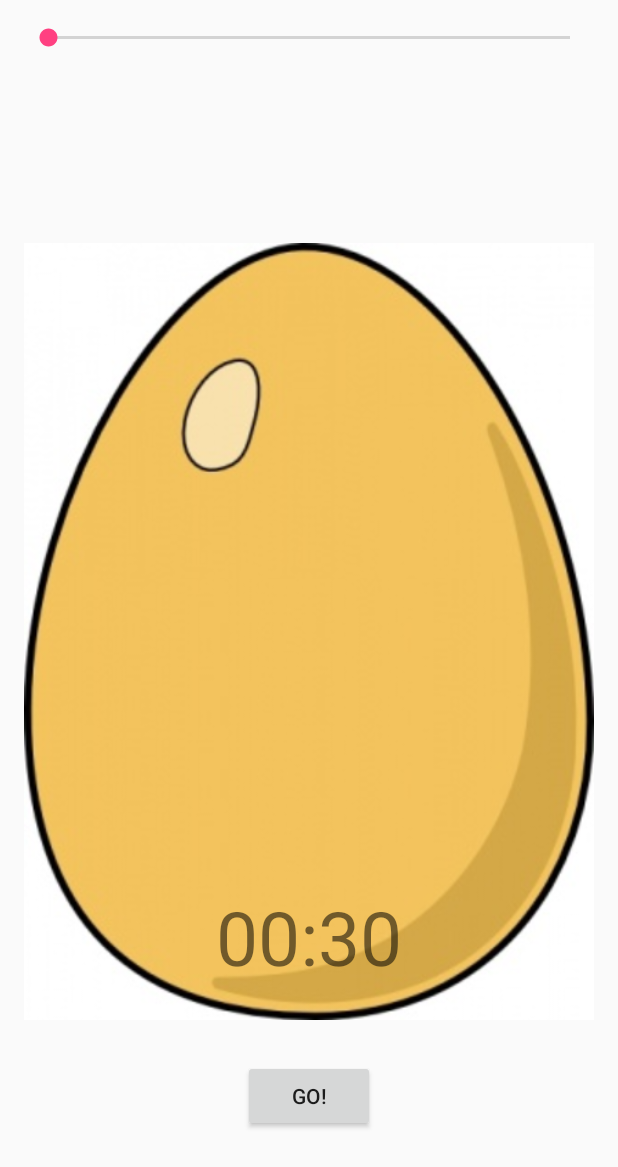
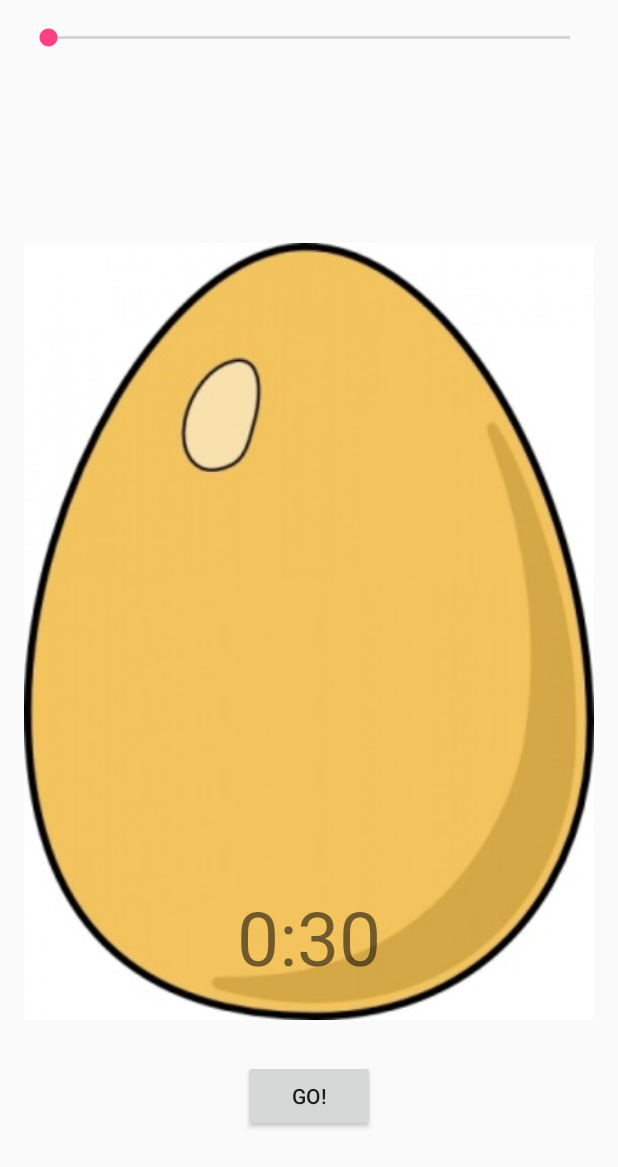
Before and after one commit to gcfunk/AndroidEggTimer, an Android app: the layout activity_main.xml on its own in the app's theme, with its tools: preview values and no code run, on a phone screen of 412 x 824 dp. Shown: the top 1167 px of the screen. Run offline under Robolectric (Android 15) with nearby library versions, the phone set to English and light mode, and no system bars.

Commit message:
Seekbar makes time change

```diff
--- a/app/src/main/res/layout/activity_main.xml
+++ b/app/src/main/res/layout/activity_main.xml
@@ -25,7 +25,7 @@
     <TextView
         android:layout_width="wrap_content"
         android:layout_height="wrap_content"
-        android:text="00:30"
+        android:text="0:30"
         android:id="@+id/timerTextView"
         android:layout_alignBottom="@+id/imageView"
         android:layout_centerHorizontal="true"
```
Also changed, not shown: app/src/main/java/com/example/gregfunk/androideggtimer/MainActivity.java (+33 -0 lines).
